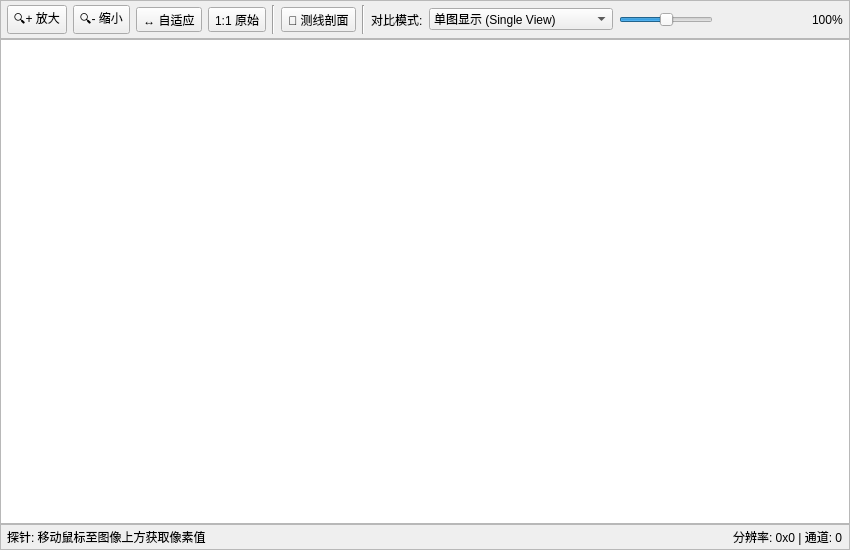
Old version of the form src/ui/ImageViewer.ui in the repository Shdjy/VisionStudioOpenCV.
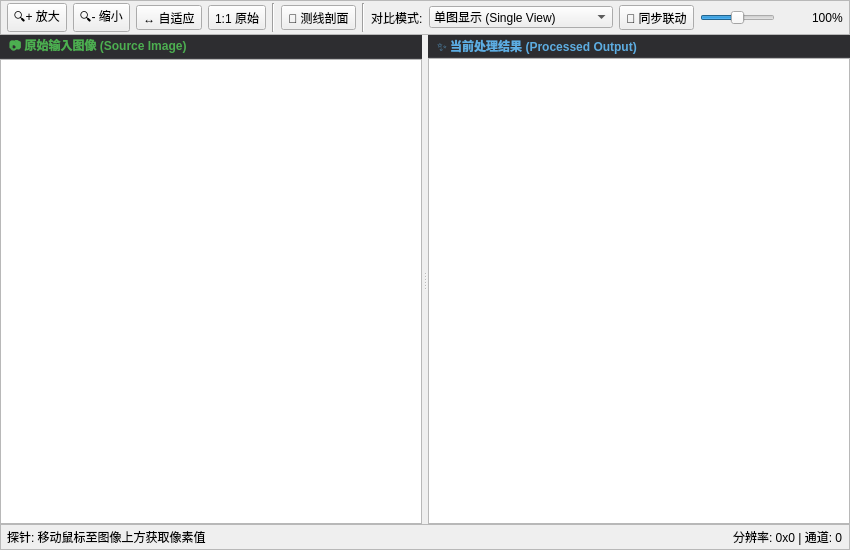
New version of the form.

Diff of the .ui file:
```diff
--- a/src/ui/ImageViewer.ui
+++ b/src/ui/ImageViewer.ui
@@ -31,6 +31,12 @@
    </property>
    <item>
     <widget class="QFrame" name="toolbarFrame">
+     <property name="maximumSize">
+      <size>
+       <width>16777215</width>
+       <height>36</height>
+      </size>
+     </property>
      <property name="frameShape">
       <enum>QFrame::StyledPanel</enum>
      </property>
@@ -39,13 +45,13 @@
        <number>6</number>
       </property>
       <property name="topMargin">
-       <number>4</number>
+       <number>2</number>
       </property>
       <property name="rightMargin">
        <number>6</number>
       </property>
       <property name="bottomMargin">
-       <number>4</number>
+       <number>2</number>
       </property>
       <item>
        <widget class="QToolButton" name="btnZoomIn">
@@ -148,6 +154,22 @@
         </item>
        </widget>
       </item>
+      <item>
+       <widget class="QToolButton" name="btnSyncViews">
+        <property name="toolTip">
+         <string>开启/关闭双图同步联动缩放与平移 (开启时协同移动，关闭时单张独立放大对比)</string>
+        </property>
+        <property name="text">
+         <string>🔗 同步联动</string>
+        </property>
+        <property name="checkable">
+         <bool>true</bool>
+        </property>
+        <property name="checked">
+         <bool>false</bool>
+        </property>
+       </widget>
+      </item>
       <item>
        <widget class="QSlider" name="sliderSplitPos">
         <property name="toolTip">
@@ -188,10 +210,127 @@
     </widget>
    </item>
    <item>
-    <widget class="QGraphicsView" name="graphicsView">
-     <property name="dragMode">
-      <enum>QGraphicsView::ScrollHandDrag</enum>
+    <widget class="QSplitter" name="viewSplitter">
+     <property name="sizePolicy">
+      <sizepolicy hsizetype="Expanding" vsizetype="Expanding">
+       <horstretch>1</horstretch>
+       <verstretch>1</verstretch>
+      </sizepolicy>
      </property>
+     <property name="orientation">
+      <enum>Qt::Horizontal</enum>
+     </property>
+     <property name="handleWidth">
+      <number>6</number>
+     </property>
+     <widget class="QWidget" name="containerSource" native="true">
+      <property name="sizePolicy">
+       <sizepolicy hsizetype="Expanding" vsizetype="Expanding">
+        <horstretch>1</horstretch>
+        <verstretch>1</verstretch>
+       </sizepolicy>
+      </property>
+      <layout class="QVBoxLayout" name="layoutSource">
+       <property name="leftMargin">
+        <number>0</number>
+       </property>
+       <property name="topMargin">
+        <number>0</number>
+       </property>
+       <property name="rightMargin">
+        <number>0</number>
+       </property>
+       <property name="bottomMargin">
+        <number>0</number>
+       </property>
+       <property name="spacing">
+        <number>0</number>
+       </property>
+       <item>
+        <widget class="QLabel" name="lblTitleSource">
+         <property name="maximumSize">
+          <size>
+           <width>16777215</width>
+           <height>24</height>
+          </size>
+         </property>
+         <property name="styleSheet">
+          <string notr="true">background-color: #2d2d30; color: #4caf50; font-weight: bold; padding: 2px 6px; border-bottom: 1px solid #3e3e42;</string>
+         </property>
+         <property name="text">
+          <string>📷 原始输入图像 (Source Image)</string>
+         </property>
+        </widget>
+       </item>
+       <item>
+        <widget class="QGraphicsView" name="viewSource">
+         <property name="sizePolicy">
+          <sizepolicy hsizetype="Expanding" vsizetype="Expanding">
+           <horstretch>1</horstretch>
+           <verstretch>1</verstretch>
+          </sizepolicy>
+         </property>
+         <property name="dragMode">
+          <enum>QGraphicsView::ScrollHandDrag</enum>
+         </property>
+        </widget>
+       </item>
+      </layout>
+     </widget>
+     <widget class="QWidget" name="containerProcessed" native="true">
+      <property name="sizePolicy">
+       <sizepolicy hsizetype="Expanding" vsizetype="Expanding">
+        <horstretch>1</horstretch>
+        <verstretch>1</verstretch>
+       </sizepolicy>
+      </property>
+      <layout class="QVBoxLayout" name="layoutProcessed">
+       <property name="leftMargin">
+        <number>0</number>
+       </property>
+       <property name="topMargin">
+        <number>0</number>
+       </property>
+       <property name="rightMargin">
+        <number>0</number>
+       </property>
+       <property name="bottomMargin">
+        <number>0</number>
+       </property>
+       <property name="spacing">
+        <number>0</number>
+       </property>
+       <item>
+        <widget class="QLabel" name="lblTitleProcessed">
+         <property name="maximumSize">
+          <size>
+           <width>16777215</width>
+           <height>24</height>
+          </size>
+         </property>
+         <property name="styleSheet">
+          <string notr="true">background-color: #2d2d30; color: #5dade2; font-weight: bold; padding: 2px 6px; border-bottom: 1px solid #3e3e42;</string>
+         </property>
+         <property name="text">
+          <string>✨ 当前处理结果 (Processed Output)</string>
+         </property>
+        </widget>
+       </item>
+       <item>
+        <widget class="QGraphicsView" name="graphicsView">
+         <property name="sizePolicy">
+          <sizepolicy hsizetype="Expanding" vsizetype="Expanding">
+           <horstretch>1</horstretch>
+           <verstretch>1</verstretch>
+          </sizepolicy>
+         </property>
+         <property name="dragMode">
+          <enum>QGraphicsView::ScrollHandDrag</enum>
+         </property>
+        </widget>
+       </item>
+      </layout>
+     </widget>
     </widget>
    </item>
    <item>
```
Left out of the diff: 10 changed lines with no effect on the pictures.
